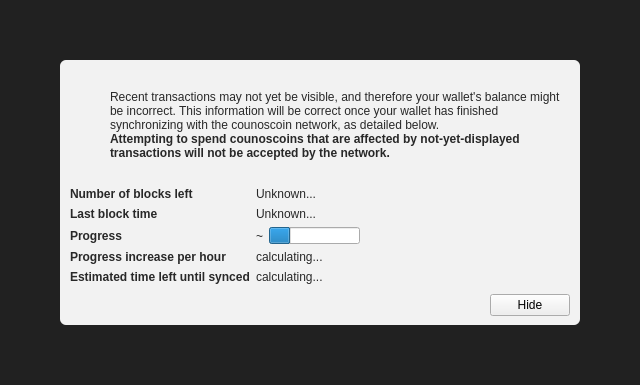
Above: src/qt/forms/modaloverlay.ui from nkpatro/catcoin before the change. Below: the same form after it.
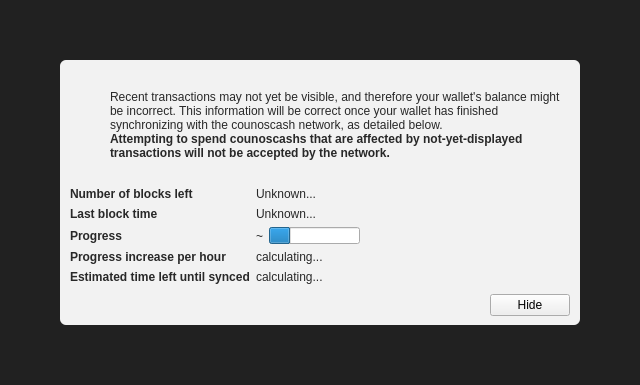
That is the form after the change. Icons and pictures are not drawn. Custom widgets are drawn as their Qt base class.

What changed in the file:
```diff
--- a/src/qt/forms/modaloverlay.ui
+++ b/src/qt/forms/modaloverlay.ui
@@ -130,7 +130,7 @@
              <item>
               <widget class="QLabel" name="infoText">
                <property name="text">
-                <string>Recent transactions may not yet be visible, and therefore your wallet's balance might be incorrect. This information will be correct once your wallet has finished synchronizing with the counoscoin network, as detailed below.</string>
+                <string>Recent transactions may not yet be visible, and therefore your wallet's balance might be incorrect. This information will be correct once your wallet has finished synchronizing with the counoscash network, as detailed below.</string>
                </property>
                <property name="textFormat">
                 <enum>Qt::RichText</enum>
@@ -149,7 +149,7 @@
                 </font>
                </property>
                <property name="text">
-                <string>Attempting to spend counoscoins that are affected by not-yet-displayed transactions will not be accepted by the network.</string>
+                <string>Attempting to spend counoscashs that are affected by not-yet-displayed transactions will not be accepted by the network.</string>
                </property>
                <property name="textFormat">
                 <enum>Qt::RichText</enum>
```
